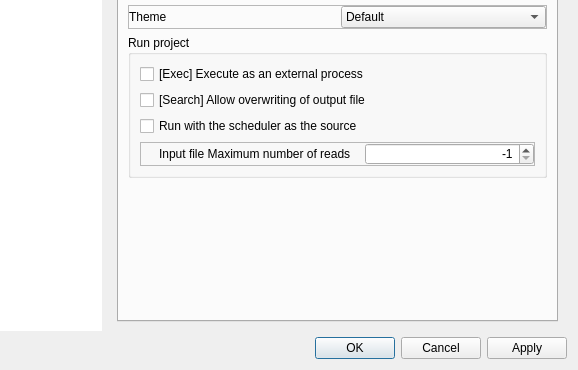
Before: the Qt Designer form src/ProfileEditor/settingdialog/settingdialog.ui in karakirimu/AutoBatchTools, drawn with Qt 5; both pictures show x 89 to 667 and y 110 to 480 of the 667 by 480 pixel window.
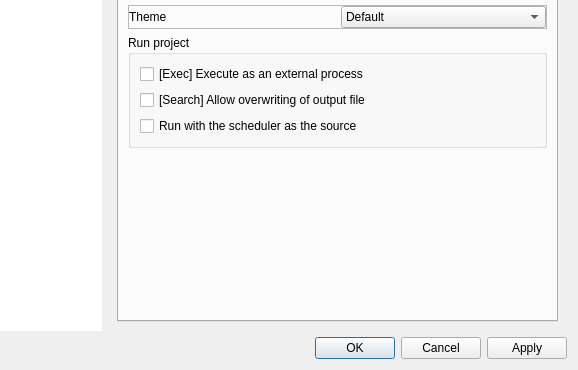
After: the same form once the commit is applied. Icons and pictures are not drawn. Custom widgets are drawn as their Qt base class.

```diff
--- a/src/ProfileEditor/settingdialog/settingdialog.ui
+++ b/src/ProfileEditor/settingdialog/settingdialog.ui
@@ -310,65 +310,6 @@
                        </property>
                       </widget>
                      </item>
-                     <item>
-                      <widget class="QFrame" name="frame_2">
-                       <property name="frameShape">
-                        <enum>QFrame::StyledPanel</enum>
-                       </property>
-                       <property name="frameShadow">
-                        <enum>QFrame::Raised</enum>
-                       </property>
-                       <layout class="QHBoxLayout" name="horizontalLayout_6">
-                        <property name="leftMargin">
-                         <number>18</number>
-                        </property>
-                        <property name="topMargin">
-                         <number>0</number>
-                        </property>
-                        <property name="rightMargin">
-                         <number>0</number>
-                        </property>
-                        <property name="bottomMargin">
-                         <number>0</number>
-                        </property>
-                        <item>
-                         <widget class="QLabel" name="label_3">
-                          <property name="minimumSize">
-                           <size>
-                            <width>200</width>
-                            <height>0</height>
-                           </size>
-                          </property>
-                          <property name="text">
-                           <string>Input file Maximum number of reads</string>
-                          </property>
-                         </widget>
-                        </item>
-                        <item>
-                         <widget class="QSpinBox" name="fileloadSpinBox">
-                          <property name="sizePolicy">
-                           <sizepolicy hsizetype="Expanding" vsizetype="Fixed">
-                            <horstretch>0</horstretch>
-                            <verstretch>0</verstretch>
-                           </sizepolicy>
-                          </property>
-                          <property name="alignment">
-                           <set>Qt::AlignRight|Qt::AlignTrailing|Qt::AlignVCenter</set>
-                          </property>
-                          <property name="minimum">
-                           <number>-1</number>
-                          </property>
-                          <property name="maximum">
-                           <number>10000</number>
-                          </property>
-                          <property name="value">
-                           <number>-1</number>
-                          </property>
-                         </widget>
-                        </item>
-                       </layout>
-                      </widget>
-                     </item>
                     </layout>
                    </widget>
                   </item>
```
Left out of the diff: 8 changed lines with no effect on the pictures.
